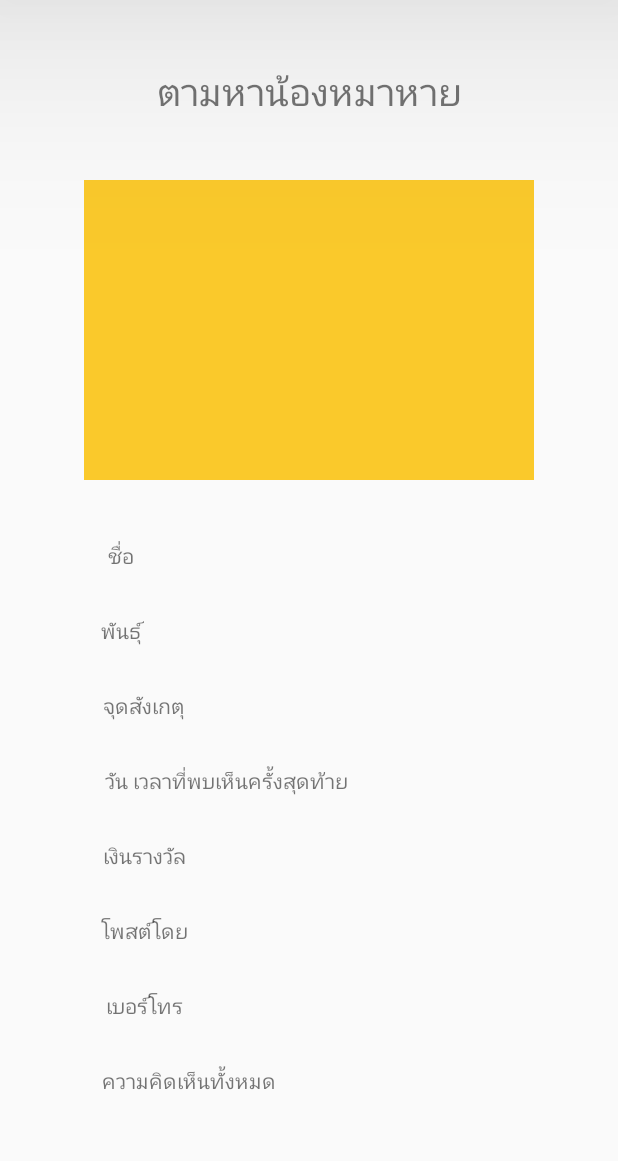
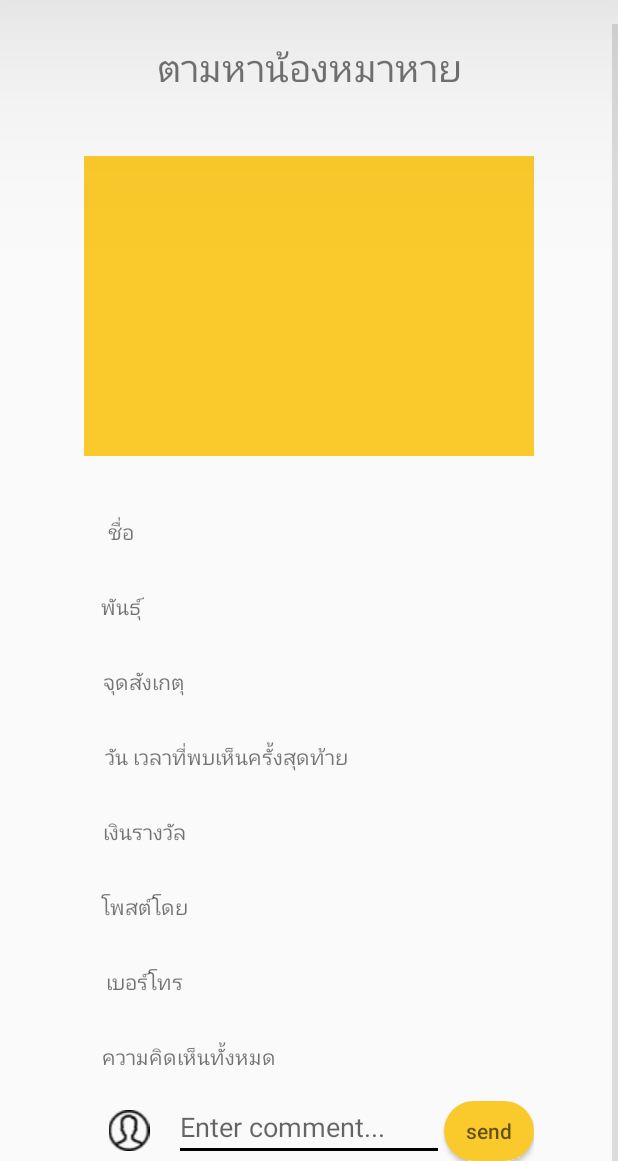
Before and after one commit to ttptee/FindDog-application, an Android app: the layout single_missing.xml on its own in the app's theme, with its tools: preview values and no code run, on a phone screen of 412 x 824 dp, the part 75-1236 px from its top. Run offline under Robolectric (Android 15) with nearby library versions, the phone set to English and light mode, and no system bars.

Commit message:
add comment

```diff
--- a/app/src/main/res/layout/single_missing.xml
+++ b/app/src/main/res/layout/single_missing.xml
@@ -408,6 +408,39 @@
 
             </LinearLayout>
 
+            <LinearLayout
+                android:layout_width="300dp"
+                android:layout_height="40dp"
+
+                android:layout_gravity="center"
+                android:layout_marginTop="10dp">
+
+                <ImageView
+                    android:layout_width="0dp"
+                    android:layout_height="wrap_content"
+                    android:layout_weight="0.2"
+                    android:src="@drawable/usericon"
+                    android:layout_gravity="center"></ImageView>
+                <EditText
+                    android:id="@+id/commentBox"
+                    android:layout_width="0dp"
+                    android:layout_height="wrap_content"
+                    android:layout_weight="0.6"
+                    android:hint="Enter comment..."
+                    android:inputType="textCapSentences|textMultiLine"></EditText>
+                <Button
+                    android:id="@+id/sendButton"
+                    android:layout_width="0dp"
+                    android:layout_height="wrap_content"
+                    android:layout_weight="0.2"
+                    android:hint="send"
+                    android:layout_gravity="center"
+                    android:background="@drawable/rounded_button"></Button>
+
+
+
+            </LinearLayout>
+
 
         </LinearLayout>
     </ScrollView>
```
Also changed, not shown: app/src/main/java/com/example/finddog/SingleMissing.java (+71 -1 lines), app/src/main/res/drawable/sendicon.png (added), app/src/main/res/drawable/usericon.png (added).
